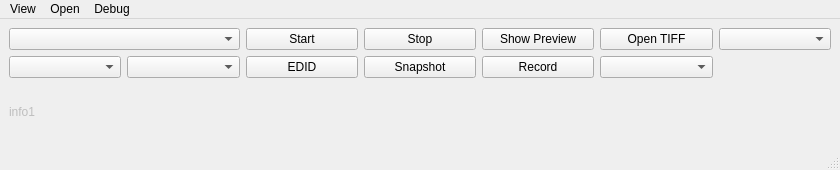
Before: the Qt Designer form apps/qt6_viewer/mainwindow.ui in MarquezLin/Gcapture_qt6_srcroot, drawn with Qt 5.
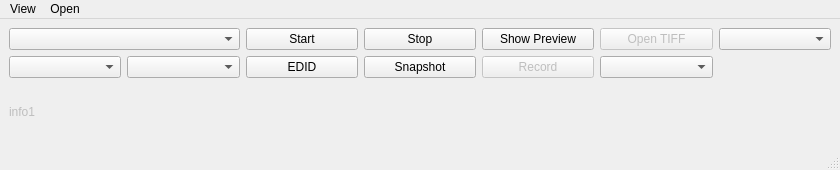
After: the same form once the commit is applied. Icons and pictures are not drawn.

Commit message: qt6_viewer: streamline snapshot exports and viewer test UI

```diff
--- a/apps/qt6_viewer/mainwindow.ui
+++ b/apps/qt6_viewer/mainwindow.ui
@@ -63,7 +63,7 @@
     <item row="1" column="4">
      <widget class="QPushButton" name="btnRecord">
       <property name="enabled">
-       <bool>true</bool>
+       <bool>false</bool>
       </property>
       <property name="text">
        <string>Record</string>
@@ -73,7 +73,7 @@
     <item row="0" column="5">
      <widget class="QPushButton" name="btnOpenTiff">
       <property name="enabled">
-       <bool>true</bool>
+       <bool>false</bool>
       </property>
       <property name="text">
        <string>Open TIFF</string>
@@ -123,12 +123,6 @@
     <addaction name="actionDisplayInfo"/>
     <addaction name="actionProcAmp"/>
    </widget>
-   <widget class="QMenu" name="menuDebug">
-    <property name="title">
-     <string>Debug</string>
-    </property>
-    <addaction name="actionOpenVendorPropertyPageTest"/>
-   </widget>
    <widget class="QMenu" name="menuOpen">
     <property name="title">
      <string>Open</string>
@@ -141,7 +135,6 @@
    </widget>
    <addaction name="menuView"/>
    <addaction name="menuOpen"/>
-   <addaction name="menuDebug"/>
   </widget>
   <widget class="QStatusBar" name="statusbar"/>
   <action name="actionOpenTiffAnalyzer">
```
Left out of the diff: 7 changed lines with no effect on the pictures. The commit also changes 7 other files.
